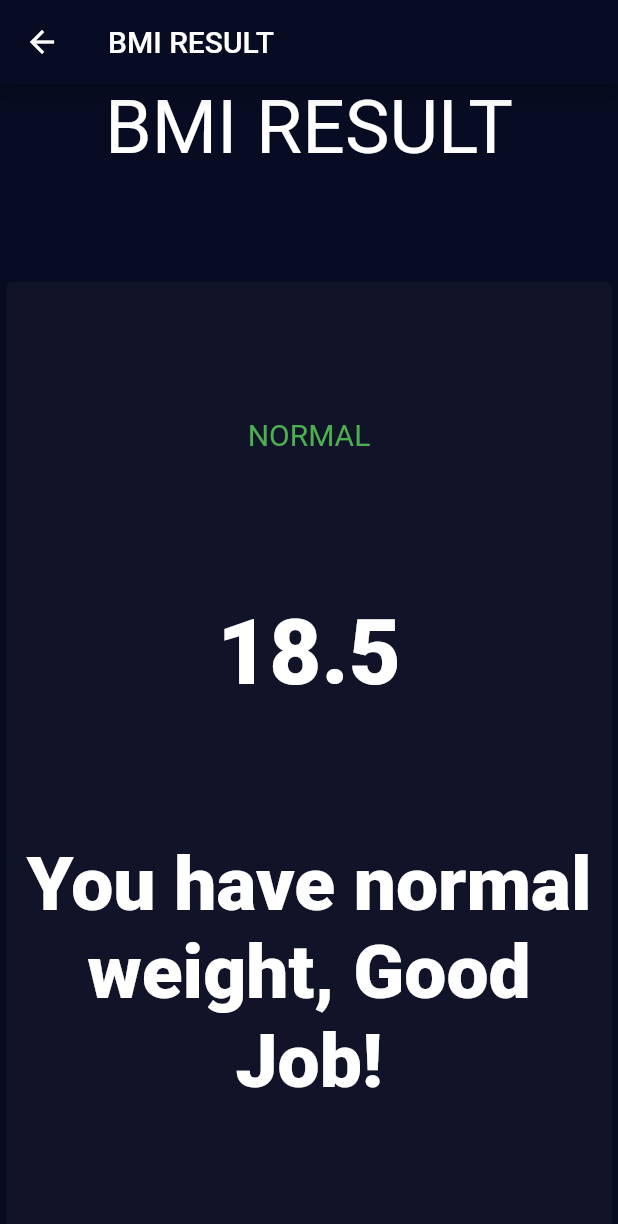
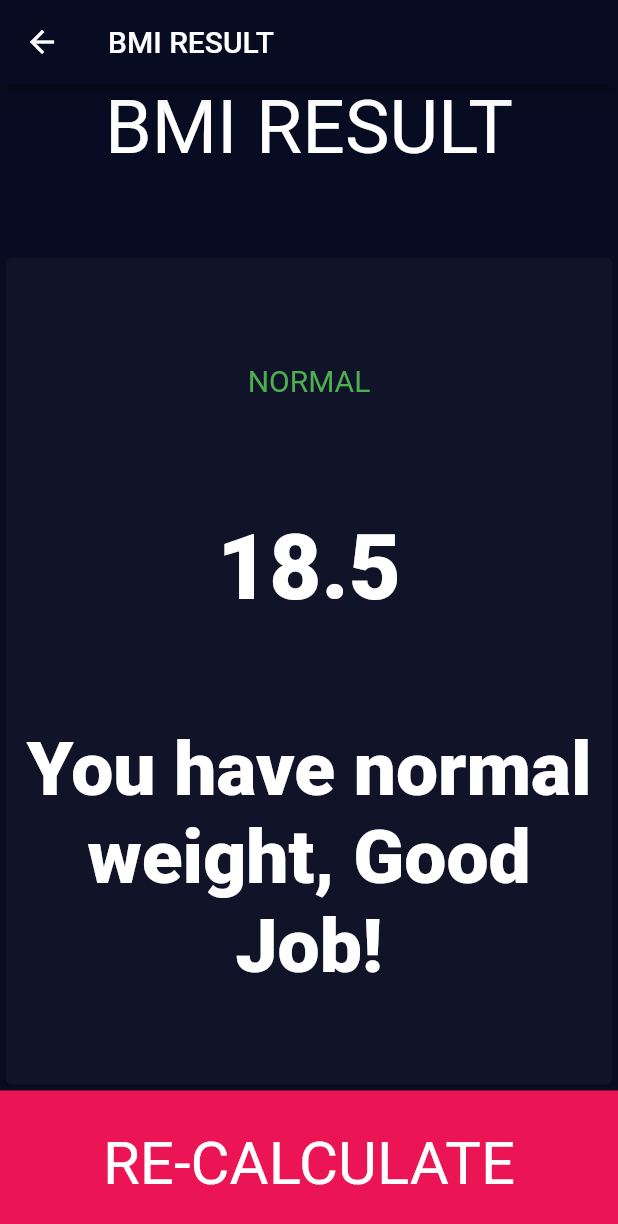
Before and after one commit to HassanDev1/bmi_calculator, a Flutter app: the screen it shows after launch, after a tap on "CALCULATE", on a phone screen of 412 x 824 dp. Shown: the top 1224 px of the screen. Run offline on Flutter 3.47's test engine with Material 2 defaults, Android fonts, the phone set to English and light mode, and no system bars; our stand-ins replace font_awesome_flutter.

Commit message:
modified bmi_result

```diff
--- a/lib/screens/bmi_result.dart
+++ b/lib/screens/bmi_result.dart
@@ -1,3 +1,5 @@
+
+
 
 import "package:flutter/material.dart";
 
@@ -66,7 +68,23 @@ class Result extends StatelessWidget {
                 ],
               ),
             ),
-          )
+          ),
+          GestureDetector(
+          onTap: (){
+            Navigator.pop(context);
+          },
+          child: Container(
+            width: double.infinity,
+            padding: EdgeInsets.all(25.0),
+            color:  Color(0xFFEB1555),
+            child: Text("RE-CALCULATE",
+            textAlign: TextAlign.center,
+            style: TextStyle(
+              fontSize:40.0
+            )
+            ),
+          ),
+        )
 
         ],
       )
```
